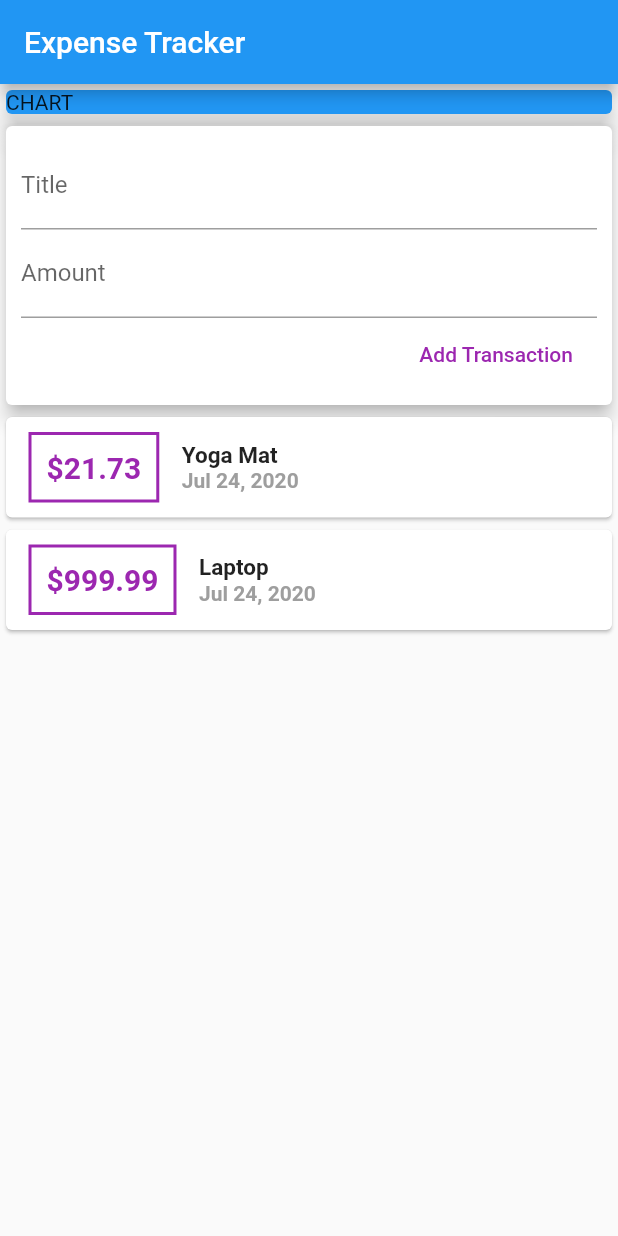
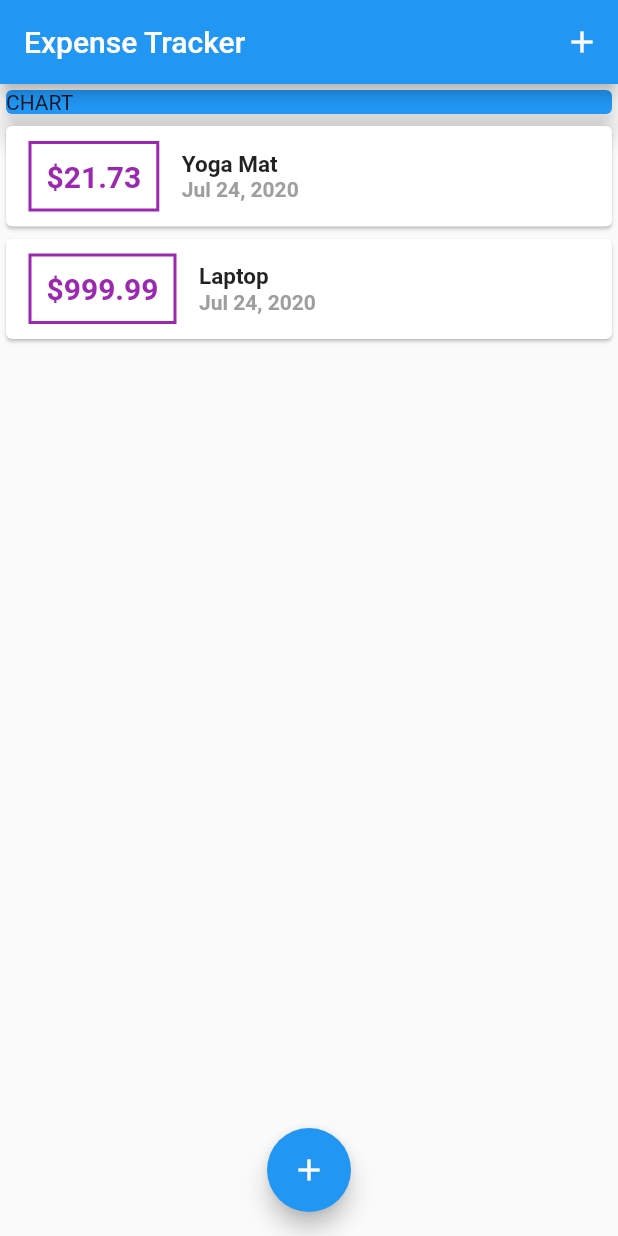
Before and after one commit to zaineb0123/ExpenseTracker, a Flutter app: the screen it shows after launch, on a phone screen of 412 x 824 dp. Run offline on Flutter 3.47's test engine with Material 2 defaults, Android fonts, the phone set to English and light mode, and no system bars.

Commit message:
Modal for new transaction added

```diff
--- a/lib/main.dart
+++ b/lib/main.dart
@@ -1,5 +1,7 @@
-import 'package:ExpenseTracker/widgets/user_transaction.dart';
+import 'package:ExpenseTracker/widgets/new_transaction.dart';
+import 'package:ExpenseTracker/widgets/transaction_list.dart';
 import 'package:flutter/material.dart';
+import './models/transaction.dart';
 
 void main() {
   runApp(MyApp());
@@ -9,9 +11,62 @@ class MyApp extends StatelessWidget {
   @override
   Widget build(BuildContext context) {
     return MaterialApp(
-      home: Scaffold(
+      title: 'Expense Tracker',
+      home: MyHomePage(),
+    );
+  }
+}
+
+class MyHomePage extends StatefulWidget {
+  @override
+  _MyHomePageState createState() => _MyHomePageState();
+}
+
+class _MyHomePageState extends State<MyHomePage> {
+  final List<Transaction> _userTransaction = [
+    Transaction(
+        id: 't1', title: 'Yoga Mat', amount: 21.73, date: DateTime.now()),
+    Transaction(
+        id: 't2', title: 'Laptop', amount: 999.99, date: DateTime.now()),
+  ];
+
+  void _addNewTransaction(String txTitle, double txAmount) {
+    final newTx = Transaction(
+        title: txTitle,
+        amount: txAmount,
+        id: DateTime.now().toString(),
+        date: DateTime.now());
+
+    setState(() {
+      _userTransaction.add(newTx);
+    });
+  }
+
+  void _startAddNewTransaction(BuildContext ctx) {
+    showModalBottomSheet(
+      context: ctx,
+      builder: (_) {
+        return GestureDetector(
+          onTap: () {},
+          child: NewTransaction(_addNewTransaction),
+          behavior: HitTestBehavior.opaque,
+        );
+      },
+    );
+  }
+
+  @override
+  Widget build(BuildContext context) {
+    return Scaffold(
       appBar: AppBar(
         title: Text('Expense Tracker'),
+        actions: <Widget>[
+          IconButton(
+              icon: Icon(Icons.add),
+              onPressed: () {
+                _startAddNewTransaction(context);
+              })
+        ],
       ),
       body: SingleChildScrollView(
         child: Column(
@@ -26,11 +81,16 @@ class MyApp extends StatelessWidget {
                 elevation: 7,
               ),
             ),
-              UserTransaction()
+            TransactionList(_userTransaction)
           ],
         ),
       ),
-      ),
+      floatingActionButtonLocation: FloatingActionButtonLocation.centerFloat,
+      floatingActionButton: FloatingActionButton(
+          child: Icon(Icons.add),
+          onPressed: () {
+            _startAddNewTransaction(context);
+          }),
     );
   }
 }
--- a/lib/widgets/user_transaction.dart
+++ /dev/null
@@ -1,40 +0,0 @@
-import './new_transaction.dart';
-import './transaction_list.dart';
-import 'package:flutter/material.dart';
-import '../models/transaction.dart';
-
-class UserTransaction extends StatefulWidget {
-  @override
-  _UserTransactionState createState() => _UserTransactionState();
-}
-
-class _UserTransactionState extends State<UserTransaction> {
-  final List<Transaction> _userTransaction = [
-    Transaction(
-        id: 't1', title: 'Yoga Mat', amount: 21.73, date: DateTime.now()),
-    Transaction(
-        id: 't2', title: 'Laptop', amount: 999.99, date: DateTime.now()),
-  ];
-
-  void _addNewTransaction(String txTitle, double txAmount) {
-    final newTx = Transaction(
-        title: txTitle,
-        amount: txAmount,
-        id: DateTime.now().toString(),
-        date: DateTime.now());
-
-    setState(() {
-      _userTransaction.add(newTx);
-    });
-  }
-
-  @override
-  Widget build(BuildContext context) {
-    return Column(
-      children: <Widget>[
-        NewTransaction(_addNewTransaction),
-        TransactionList(_userTransaction)
-      ],
-    );
-  }
-}
```
Also changed, not shown: lib/widgets/new_transaction.dart (+11 -5 lines). Lines whose indentation alone changed are shown as unchanged.
